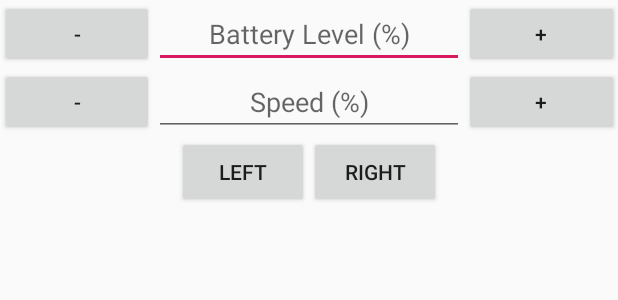
After one commit to mad-nificent/team_project, an Android app: the layout prototype_interface.xml on its own in the app's theme, with its tools: preview values and no code run, on a phone screen of 412 x 824 dp. The commit adds this screen. Shown: the top 300 px of the screen. Run offline under Robolectric (Android 15) with nearby library versions, the phone set to English and light mode, and no system bars.

Commit message:
Set default values
Now sets default values on launch for characteristics. Also has seperate layout files for UI and start screen.

```diff
--- a/Vehicle_Simulator/app/src/main/java/team_project/matt/vehicle_simulator/BluetoothLE.java
+++ b/Vehicle_Simulator/app/src/main/java/team_project/matt/vehicle_simulator/BluetoothLE.java
@@ -25,7 +25,8 @@ import static android.bluetooth.BluetoothAdapter.STATE_CONNECTED;
 import static android.bluetooth.BluetoothAdapter.STATE_DISCONNECTED;
 
 // contains all relevant objects and data required for bluetooth communication over the vehicle service
-public class BluetoothLE extends Activity
+public class BluetoothLE
+        extends Activity
 {
     Context context;
 
--- /dev/null
+++ b/Vehicle_Simulator/app/src/main/res/layout/prototype_interface.xml
@@ -0,0 +1,111 @@
+<?xml version="1.0" encoding="utf-8"?>
+<TableLayout
+    xmlns:android="http://schemas.android.com/apk/res/android"
+    xmlns:tools="http://schemas.android.com/tools"
+    android:layout_width="match_parent"
+    android:layout_height="match_parent"
+    tools:context=".Home">
+
+    <TableRow
+        android:layout_width="match_parent"
+        android:layout_height="wrap_content">
+
+        <Button
+            android:id="@+id/btnDecreaseBattery"
+
+            android:layout_width="0dp"
+            android:layout_height="match_parent"
+            android:layout_span="1"
+            android:layout_weight="1"
+
+            android:text="-"
+            android:onClick="onMinusClick"/>
+
+        <EditText
+            android:id="@+id/txtBattery"
+
+            android:layout_width="0dp"
+            android:layout_span="2"
+            android:layout_weight="2"
+
+            android:hint="Battery Level (%)"
+            android:textAlignment="center"
+            android:inputType="number"/>
+
+        <Button
+            android:id="@+id/btnIncreaseBattery"
+
+            android:layout_width="0dp"
+            android:layout_height="match_parent"
+            android:layout_span="1"
+            android:layout_weight="1"
+
+            android:text="+"
+            android:onClick="onPlusClick"/>
+
+    </TableRow>
+
+    <TableRow
+        android:layout_width="match_parent"
+        android:layout_height="wrap_content">
+
+        <Button
+            android:id="@+id/btnDecreaseSpeed"
+
+            android:layout_width="0dp"
+            android:layout_height="match_parent"
+            android:layout_span="1"
+            android:layout_weight="1"
+
+            android:text="-"
+            android:onClick="onMinusClick"/>
+
+        <EditText
+            android:id="@+id/txtSpeed"
+
+            android:layout_width="0dp"
+            android:layout_span="2"
+            android:layout_weight="2"
+
+            android:hint="Speed (%)"
+            android:textAlignment="center"
+            android:inputType="number"/>
+
+        <Button
+            android:id="@+id/btnIncreaseSpeed"
+
+            android:layout_width="0dp"
+            android:layout_height="match_parent"
+            android:layout_span="1"
+            android:layout_weight="1"
+
+            android:text="+"
+            android:onClick="onPlusClick"/>
+
+    </TableRow>
+
+    <TableLayout
+        android:layout_width="match_parent"
+        android:layout_height="wrap_content">
+
+        <TableRow
+            android:layout_width="match_parent"
+            android:layout_height="wrap_content"
+            android:gravity="center">
+
+            <Button
+                android:id="@+id/btnLeft"
+
+                android:text="Left"
+                android:onClick="onLeftClick"/>
+
+            <Button
+                android:id="@+id/btnRight"
+
+                android:text="Right"
+                android:onClick="onRightClick"/>
+        </TableRow>
+
+    </TableLayout>
+
+</TableLayout>
```
Also changed, not shown: Vehicle_Simulator/app/src/main/AndroidManifest.xml (+13 -7 lines), Vehicle_Simulator/app/src/main/java/team_project/matt/vehicle_simulator/Home.java (+50 -36 lines), Vehicle_Simulator/app/src/main/java/team_project/matt/vehicle_simulator/VehicleService.java (renamed from Vehicle_Simulator/app/src/main/java/team_project/matt/vehicle_simulator/Vehicle.java, +9 -6 lines), Vehicle_Simulator/app/src/main/res/layout/activity_home.xml (+13 -76 lines).
